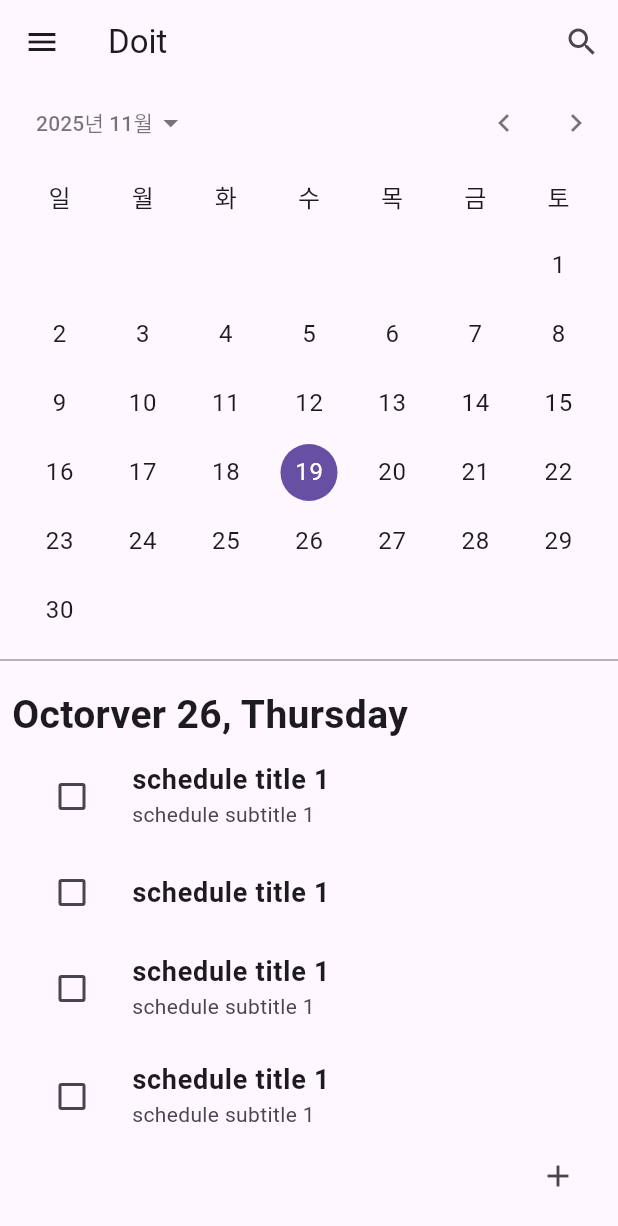
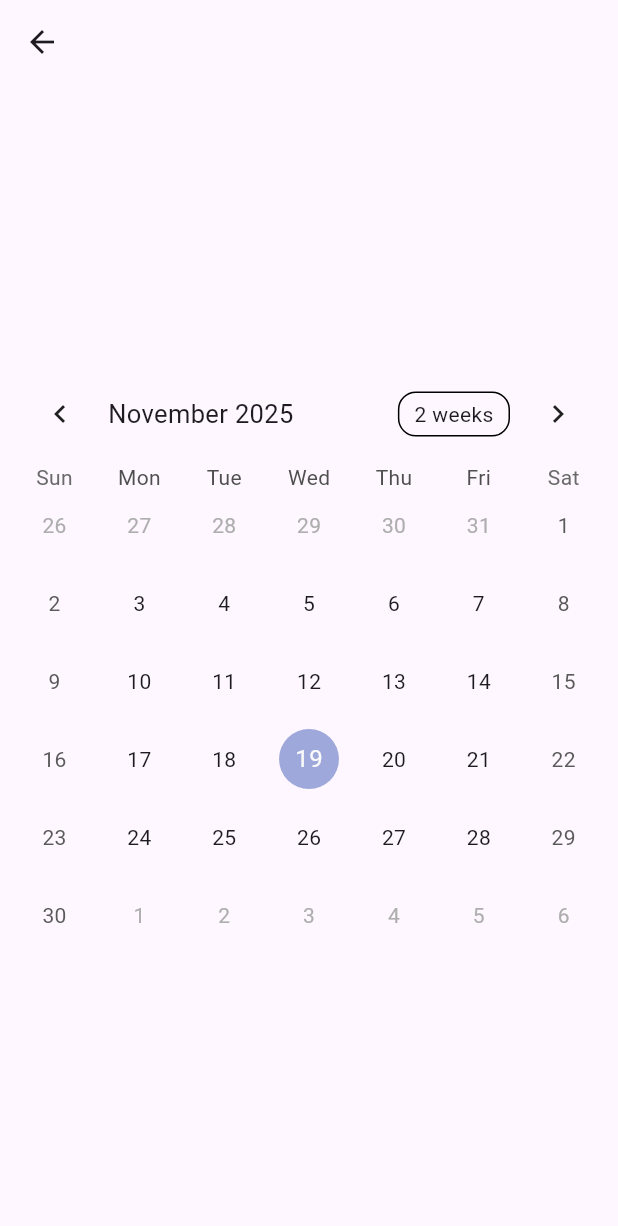
Before and after one commit to wonjune2/doit, a Flutter app: the screen it shows after launch, after a tap on the "menu" icon, on a phone screen of 412 x 824 dp. Shown: the top 1226 px of the screen. Run offline on Flutter 3.47's test engine with Material 3 defaults, Android fonts, the phone set to English and light mode, and no system bars; drawn by our look-alikes of table_calendar.

Commit message:
table calendar

```diff
--- a/lib/features/schedule/pages/schedule_home_page.dart
+++ b/lib/features/schedule/pages/schedule_home_page.dart
@@ -1,5 +1,6 @@
 import 'package:doit/features/schedule/pages/schedule_add_page.dart';
 import 'package:doit/features/schedule/pages/schedule_detail_page.dart';
+import 'package:doit/test.dart';
 import 'package:flutter/material.dart';
 
 class ScheduleHomePage extends StatelessWidget {
@@ -10,7 +11,12 @@ class ScheduleHomePage extends StatelessWidget {
     return Scaffold(
       appBar: AppBar(
         title: Text('Doit'),
-        leading: IconButton(onPressed: () {}, icon: Icon(Icons.menu)),
+        leading: IconButton(
+          onPressed: () {
+            Navigator.push(context, MaterialPageRoute(builder: (context) => TestPage()));
+          },
+          icon: Icon(Icons.menu),
+        ),
         actions: [IconButton(onPressed: () {}, icon: Icon(Icons.search))],
       ),
       body: SafeArea(
@@ -23,6 +29,7 @@ class ScheduleHomePage extends StatelessWidget {
                 initialDate: DateTime.now(),
                 firstDate: DateTime.utc(2020, 01, 01),
                 lastDate: DateTime.utc(2200, 12, 31),
+                initialCalendarMode: DatePickerMode.day,
                 onDateChanged: (value) {},
               ),
             ),
--- a/lib/features/schedule/widgets/AdaptiveWidget.dart
+++ /dev/null
@@ -1,10 +0,0 @@
-import 'package:flutter/material.dart';
-
-class Adaptivewidget extends StatelessWidget {
-  const Adaptivewidget({super.key});
-
-  @override
-  Widget build(BuildContext context) {
-    return Flexible(child: Placeholder());
-  }
-}
--- /dev/null
+++ b/lib/features/schedule/widgets/doit_calendar.dart
@@ -0,0 +1,27 @@
+import 'package:flutter/material.dart';
+import 'package:table_calendar/table_calendar.dart';
+
+class DoitCalendar extends StatelessWidget {
+  const DoitCalendar({super.key});
+
+  @override
+  Widget build(BuildContext context) {
+    return LayoutBuilder(
+      builder: (context, constraints) {
+        const calendarHeaderHeight = 60;
+
+        final availableHeight = constraints.maxHeight - calendarHeaderHeight;
+
+        final eachRowHeight = availableHeight / 7;
+        print(constraints.maxHeight);
+        return TableCalendar(
+          // daysOfWeekHeight: eachRowHeight,
+          // rowHeight: eachRowHeight,
+          focusedDay: DateTime.now(),
+          firstDay: DateTime.utc(2000, 01, 01),
+          lastDay: DateTime.utc(2100, 12, 31),
+        );
+      },
+    );
+  }
+}
--- a/lib/main.dart
+++ b/lib/main.dart
@@ -11,7 +11,7 @@ class MainApp extends StatelessWidget {
 
   @override
   Widget build(BuildContext context) {
-    return const MaterialApp(
+    return MaterialApp(
       debugShowCheckedModeBanner: false,
       locale: Locale('ko', 'KR'),
       supportedLocales: [Locale('ko', 'KR')],
--- a/lib/test.dart
+++ b/lib/test.dart
@@ -1,3 +1,4 @@
+import 'package:doit/features/schedule/widgets/doit_calendar.dart';
 import 'package:flutter/material.dart';
 
 class TestPage extends StatelessWidget {
@@ -6,12 +7,24 @@ class TestPage extends StatelessWidget {
   @override
   Widget build(BuildContext context) {
     return Scaffold(
-      body: Column(
-        children: [
-          Container(height: 200, color: Colors.amber),
-          Expanded(child: Container(height: 200, color: Colors.blue)),
-          Flexible(child: Container(height: 200, color: Colors.green)),
-        ],
+      appBar: AppBar(
+        leading: IconButton(
+          onPressed: () {
+            Navigator.pop(context);
+          },
+          icon: Icon(Icons.arrow_back),
+        ),
+      ),
+      body: Padding(
+        padding: EdgeInsets.all(8),
+        child: Column(
+          mainAxisAlignment: MainAxisAlignment.center,
+          children: [
+            DoitCalendar(),
+
+            // Spacer(flex: 1),
+          ],
+        ),
       ),
     );
   }
--- a/pubspec.yaml
+++ b/pubspec.yaml
@@ -13,6 +13,7 @@ dependencies:
   flutter_localizations:
     sdk: flutter
   flutter_riverpod: ^3.0.3
+  table_calendar: ^3.2.0
 
 dev_dependencies:
   flutter_test:
```
Also changed, not shown: pubspec.lock.
